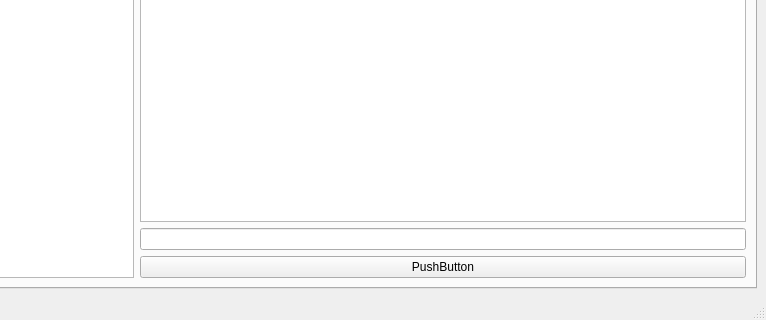
sdedge/productionPractice, file practiceServer/mainwindow.ui: the form before one commit; both pictures show x 493 to 1259 and y 273 to 593 of the 1259 by 593 pixel window.
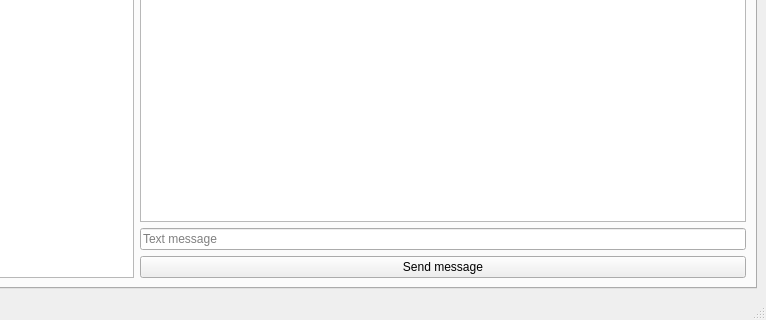
The form after the commit.

Patch:
```diff
--- a/practiceServer/mainwindow.ui
+++ b/practiceServer/mainwindow.ui
@@ -31,12 +31,16 @@
            <widget class="QTextBrowser" name="ChatTextBrowser"/>
           </item>
           <item>
-           <widget class="QLineEdit" name="lineEdit"/>
+           <widget class="QLineEdit" name="lineEdit">
+            <property name="placeholderText">
+             <string>Text message</string>
+            </property>
+           </widget>
           </item>
           <item>
            <widget class="QPushButton" name="sendMsgPushButton">
             <property name="text">
-             <string>PushButton</string>
+             <string>Send message</string>
             </property>
            </widget>
           </item>
```
